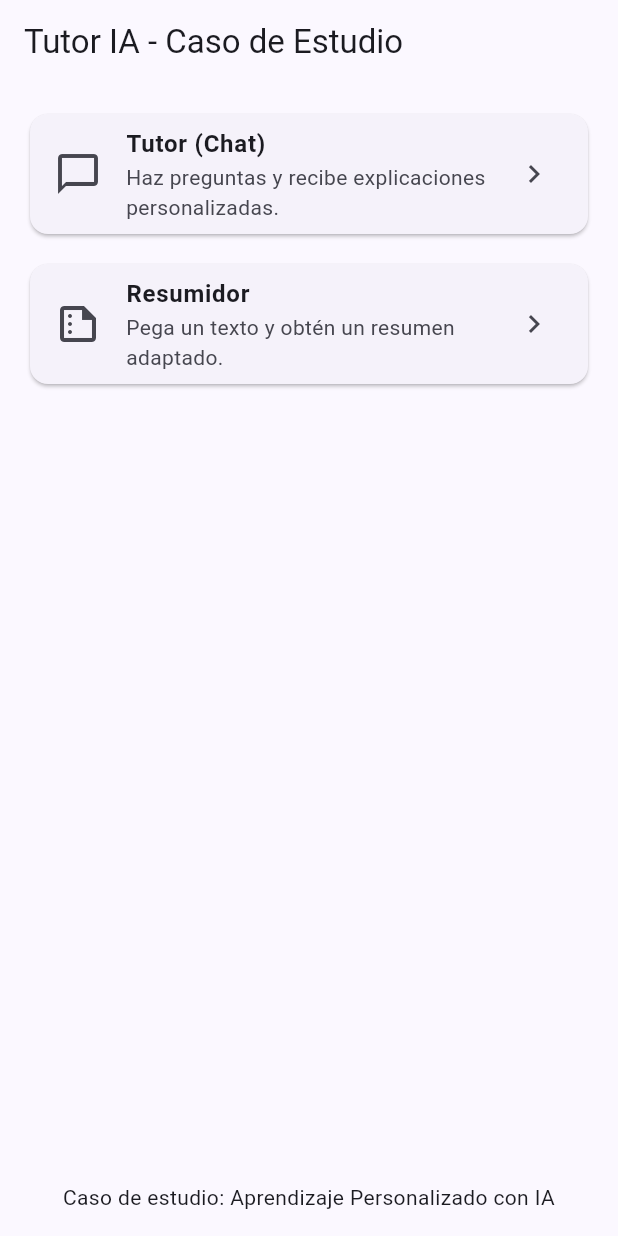
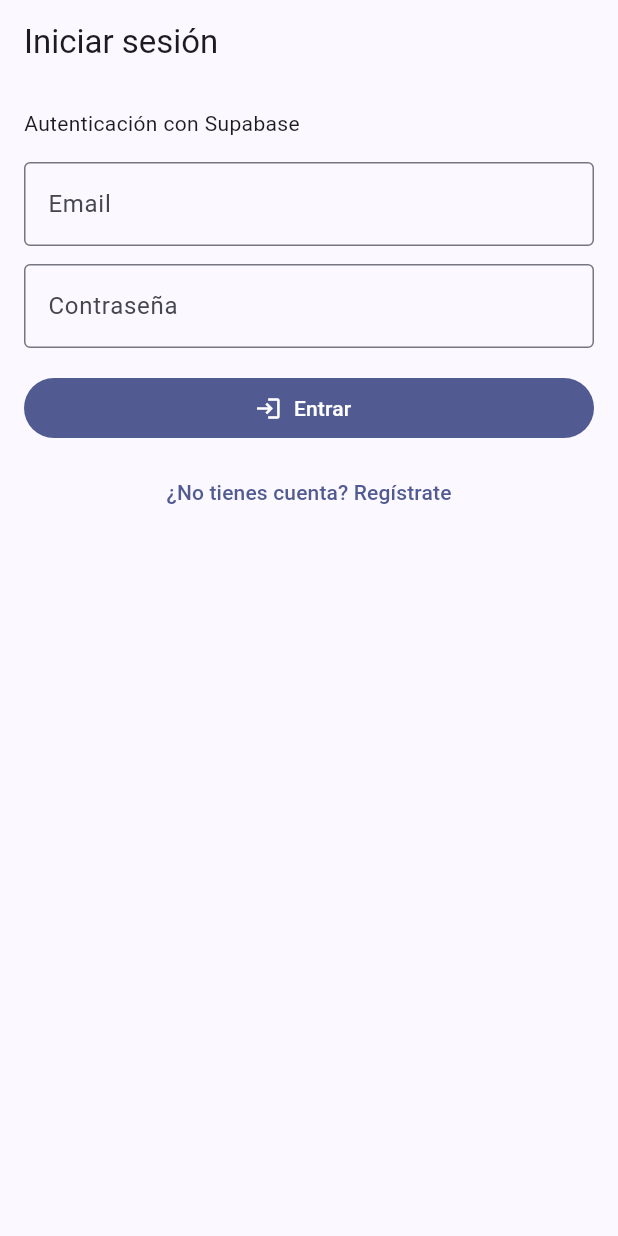
Before and after one commit to juanHD269/Taller_ia, a Flutter app: the screen it shows after launch, on a phone screen of 412 x 824 dp. Run offline on Flutter 3.47's test engine with Material 3 defaults, Android fonts, the light colour scheme and no system bars; our stand-ins replace file_picker, flutter_dotenv, google_generative_ai, supabase_flutter; missing offline and left inert: storage_client; accounts and stored records are empty.

Commit message:
segundo commit

```diff
--- a/lib/main.dart
+++ b/lib/main.dart
@@ -1,10 +1,25 @@
+import 'dart:async';
 import 'package:flutter/material.dart';
 import 'package:flutter_dotenv/flutter_dotenv.dart';
+import 'package:supabase_flutter/supabase_flutter.dart';
 import 'screens/home_screen.dart';
+import 'screens/login_screen.dart';
 
 Future<void> main() async {
   WidgetsFlutterBinding.ensureInitialized();
   await dotenv.load(fileName: '.env');
+  // Inicializar Supabase con variables de entorno
+  final supabaseUrl = dotenv.env['SUPABASE_URL'] ?? '';
+  final supabaseAnonKey = dotenv.env['SUPABASE_ANON_KEY'] ?? '';
+  if (supabaseUrl.isEmpty || supabaseAnonKey.isEmpty) {
+    // No interrumpimos el arranque si faltan, pero la UI mostrará un aviso.
+    debugPrint('⚠️ Falta SUPABASE_URL o SUPABASE_ANON_KEY en .env');
+  } else {
+    await Supabase.initialize(
+      url: supabaseUrl,
+      anonKey: supabaseAnonKey,
+    );
+  }
   runApp(const OchoApp());
 }
 
@@ -17,7 +32,63 @@ class OchoApp extends StatelessWidget {
       title: 'Caso de Estudio - Tutor IA',
       debugShowCheckedModeBanner: false,
       theme: ThemeData(colorSchemeSeed: Colors.indigo, useMaterial3: true),
-      home: const HomeScreen(),
+      home: const AuthGate(),
     );
   }
 }
+
+/// Puerta de autenticación: si hay sesión, muestra Home; si no, Login.
+class AuthGate extends StatefulWidget {
+  const AuthGate({super.key});
+
+  @override
+  State<AuthGate> createState() => _AuthGateState();
+}
+
+class _AuthGateState extends State<AuthGate> {
+  Session? _session;
+  StreamSubscription<AuthState>? _sub;
+
+  @override
+  void initState() {
+    super.initState();
+    // Leer sesión actual (si Supabase está inicializado)
+    try {
+      _session = Supabase.instance.client.auth.currentSession;
+      _sub = Supabase.instance.client.auth.onAuthStateChange.listen((event) {
+        setState(() => _session = event.session);
+      });
+    } catch (_) {
+      // Si no está inicializado, caeremos a Login igualmente.
+    }
+  }
+
+  @override
+  void dispose() {
+    _sub?.cancel();
+    super.dispose();
+  }
+
+  @override
+  Widget build(BuildContext context) {
+    // Si faltan las variables de entorno de Supabase, avisar.
+    final missingEnv = (dotenv.env['SUPABASE_URL'] ?? '').isEmpty ||
+        (dotenv.env['SUPABASE_ANON_KEY'] ?? '').isEmpty;
+
+    if (missingEnv) {
+      return const Scaffold(
+        body: Center(
+          child: Padding(
+            padding: EdgeInsets.all(16),
+            child: Text(
+              'Configura SUPABASE_URL y SUPABASE_ANON_KEY en .env para habilitar login.',
+              textAlign: TextAlign.center,
+            ),
+          ),
+        ),
+      );
+    }
+
+    return _session == null ? const LoginScreen() : const HomeScreen();
+  }
+}
--- /dev/null
+++ b/lib/screens/login_screen.dart
@@ -0,0 +1,122 @@
+import 'package:flutter/material.dart';
+import 'package:supabase_flutter/supabase_flutter.dart';
+import '../services/supabase_service.dart';
+
+class LoginScreen extends StatefulWidget {
+  const LoginScreen({super.key});
+
+  @override
+  State<LoginScreen> createState() => _LoginScreenState();
+}
+
+class _LoginScreenState extends State<LoginScreen> {
+  final _email = TextEditingController();
+  final _password = TextEditingController();
+  bool _isRegister = false;
+  bool _loading = false;
+
+  @override
+  void dispose() {
+    _email.dispose();
+    _password.dispose();
+    super.dispose();
+  }
+
+  Future<void> _submit() async {
+    final email = _email.text.trim();
+    final password = _password.text.trim();
+    if (email.isEmpty || password.isEmpty) {
+      ScaffoldMessenger.of(context)
+          .showSnackBar(const SnackBar(content: Text('Completa email y contraseña')));
+      return;
+    }
+    setState(() => _loading = true);
+    try {
+      AuthResponse resp;
+      if (_isRegister) {
+        resp = await SupabaseService.instance.signUp(email, password);
+      } else {
+        resp = await SupabaseService.instance.signIn(email, password);
+      }
+
+      final session = resp.session;
+      if (session != null) {
+        ScaffoldMessenger.of(context).showSnackBar(
+          SnackBar(content: Text(_isRegister ? 'Cuenta creada y sesión iniciada' : 'Sesión iniciada')),
+        );
+        // AuthGate reaccionará al cambio y navegará a Home.
+      } else {
+        // Si tu proyecto requiere confirmación por email, no habrá sesión aún.
+        ScaffoldMessenger.of(context).showSnackBar(
+          SnackBar(
+            content: Text(
+              _isRegister
+                  ? 'Registro enviado. Revisa tu correo para confirmar.'
+                  : 'Inicio de sesión pendiente. Verifica tu configuración de auth.',
+            ),
+          ),
+        );
+      }
+    } catch (e) {
+      ScaffoldMessenger.of(context)
+          .showSnackBar(SnackBar(content: Text('Error: $e')));
+    } finally {
+      if (mounted) setState(() => _loading = false);
+    }
+  }
+
+  @override
+  Widget build(BuildContext context) {
+    return Scaffold(
+      appBar: AppBar(title: Text(_isRegister ? 'Crear cuenta' : 'Iniciar sesión')),
+      body: Padding(
+        padding: const EdgeInsets.all(16),
+        child: Column(
+          crossAxisAlignment: CrossAxisAlignment.stretch,
+          children: [
+            const Text('Autenticación con Supabase'),
+            const SizedBox(height: 16),
+            TextField(
+              controller: _email,
+              keyboardType: TextInputType.emailAddress,
+              decoration: const InputDecoration(
+                labelText: 'Email',
+                border: OutlineInputBorder(),
+              ),
+            ),
+            const SizedBox(height: 12),
+            TextField(
+              controller: _password,
+              obscureText: true,
+              decoration: const InputDecoration(
+                labelText: 'Contraseña',
+                border: OutlineInputBorder(),
+              ),
+            ),
+            const SizedBox(height: 16),
+            FilledButton.icon(
+              onPressed: _loading ? null : _submit,
+              icon: _loading
+                  ? const SizedBox(
+                      width: 18,
+                      height: 18,
+                      child: CircularProgressIndicator(strokeWidth: 2),
+                    )
+                  : Icon(_isRegister ? Icons.person_add_alt_1 : Icons.login),
+              label: Text(_isRegister ? 'Crear cuenta' : 'Entrar'),
+            ),
+            const SizedBox(height: 8),
+            TextButton(
+              onPressed: _loading
+                  ? null
+                  : () => setState(() => _isRegister = !_isRegister),
+              child: Text(_isRegister
+                  ? '¿Ya tienes cuenta? Inicia sesión'
+                  : '¿No tienes cuenta? Regístrate'),
+            ),
+          ],
+        ),
+      ),
+    );
+  }
+}
--- a/pubspec.yaml
+++ b/pubspec.yaml
@@ -13,6 +13,8 @@ dependencies:
   flutter_dotenv: ^5.1.0           # Para cargar la clave GEMINI_API_KEY desde .env
   google_generative_ai: ^0.4.6     # Librería oficial para usar Gemini (IA de Google)
   cupertino_icons: ^1.0.8          # Íconos estilo iOS
+  supabase_flutter: ^2.10.3
+  file_picker: ^10.3.3
 
 dev_dependencies:
   flutter_test:
```
Also changed, not shown: lib/screens/home_screen.dart (+69 -10 lines), lib/screens/storage_screen.dart (added, +122 -0 lines), lib/screens/summarizer_screen.dart (+16 -0 lines), lib/screens/tutor_screen.dart (+14 -0 lines), lib/services/supabase_service.dart (added, +93 -0 lines), pubspec.lock, 8 other files.
